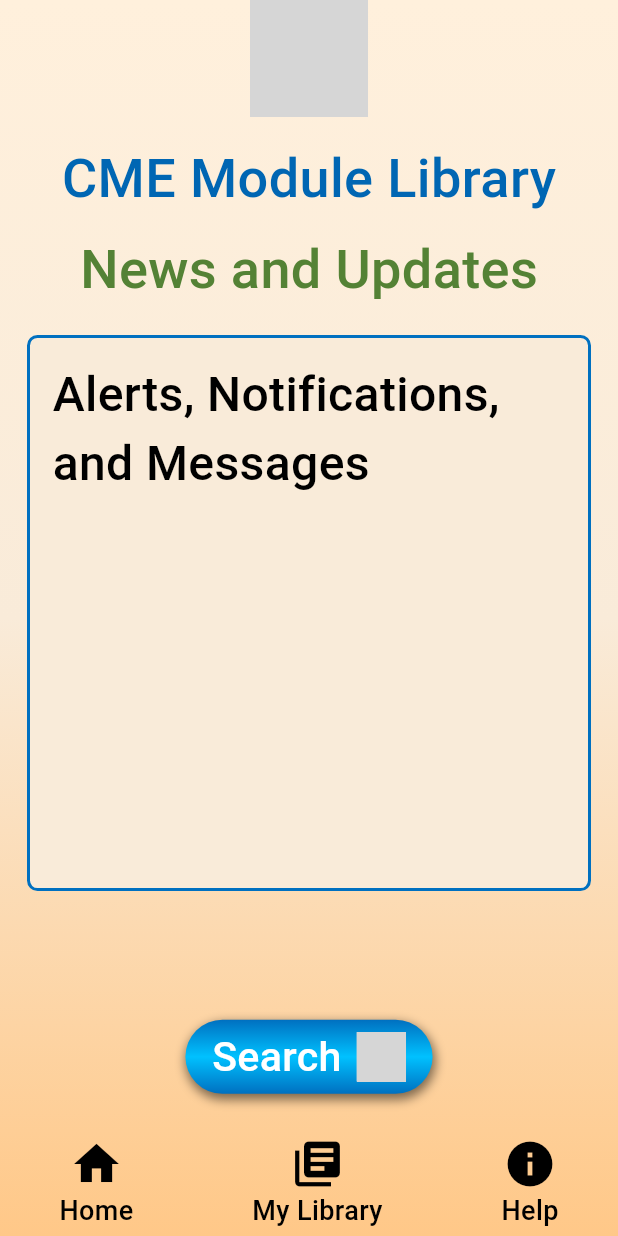
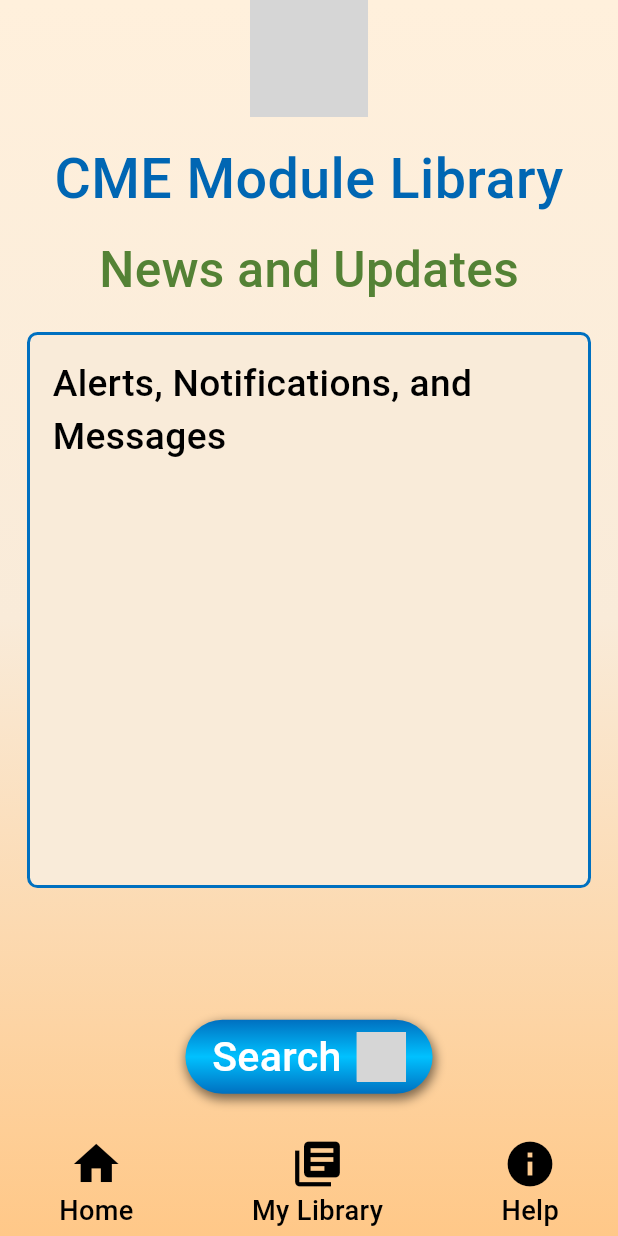
Before and after one commit to WiRED-International/wired_test, a Flutter app: the screen it shows after launch, on a phone screen of 412 x 824 dp. Run offline on Flutter 3.47's test engine with Material 3 defaults, Android fonts, the phone set to English and light mode, and no system bars; our stand-ins replace flutter_svg, open_filex, permission_handler; missing offline and left inert: flutter_inappwebview; grey boxes are pictures that could not be loaded.

Commit message:
adjust font size for home page

```diff
--- a/lib/pages/home_page.dart
+++ b/lib/pages/home_page.dart
@@ -48,19 +48,19 @@ class _MyHomePageState extends State<MyHomePage> {
                           height: screenHeight * 0.095,
                       ),
                     ),
-                    const Text(
+                    Text(
                       'CME Module Library',
                       style: TextStyle(
-                        fontSize: 36,
+                        fontSize: screenWidth * 0.09,
                         fontWeight: FontWeight.w500,
                         color: Color.fromRGBO(0, 102, 179, 1),
                       ),
                     ),
                     const SizedBox(height: 10),
-                    const Text(
+                    Text(
                       'News and Updates',
                       style: TextStyle(
-                        fontSize: 36,
+                        fontSize: screenWidth * 0.08,
                         fontWeight: FontWeight.w500,
                         color: Color.fromRGBO(84, 130, 53, 1),
                       ),
@@ -78,12 +78,12 @@ class _MyHomePageState extends State<MyHomePage> {
                             width: 2,
                           ),
                         ),
-                        child: const Padding(
+                        child: Padding(
                           padding: EdgeInsets.all(15.0),
                           child: Text(
                             'Alerts, Notifications, and Messages',
                             style: TextStyle(
-                              fontSize: 32,
+                              fontSize: screenWidth * 0.06,
                               fontWeight: FontWeight.w500,
                               color: Colors.black,
                             ),
--- a/lib/utils/custom_nav_bar.dart
+++ b/lib/utils/custom_nav_bar.dart
@@ -15,6 +15,9 @@ class CustomBottomNavBar extends StatelessWidget {
 
   @override
   Widget build(BuildContext context) {
+    var screenWidth = MediaQuery.of(context).size.width;
+    var screenHeight = MediaQuery.of(context).size.height;
+
     return Container(
       color: Colors.transparent,
       height: 70,
@@ -23,31 +26,49 @@ class CustomBottomNavBar extends StatelessWidget {
         children: [
           GestureDetector(
             onTap: onHomeTap,
-            child: const Column(
+            child: Column(
               mainAxisSize: MainAxisSize.min,
               children: [
                 Icon(Icons.home, size: 36, color: Colors.black),
-                Text("Home", style: TextStyle(color: Colors.black, fontSize: 18, fontWeight: FontWeight.w500)),
+                Text(
+                    "Home",
+                    style: TextStyle(
+                        color: Colors.black,
+                        fontSize: screenWidth * 0.044,
+                        fontWeight: FontWeight.w500,
+                    )),
               ],
             ),
           ),
           GestureDetector(
             onTap: onLibraryTap,
-            child: const Column(
+            child: Column(
               mainAxisSize: MainAxisSize.min,
               children: [
                 Icon(Icons.library_books, size: 36, color: Colors.black),
-                Text("My Library", style: TextStyle(color: Colors.black, fontSize: 18, fontWeight: FontWeight.w500)),
+                Text(
+                    "My Library",
+                    style: TextStyle(
+                        color: Colors.black,
+                        fontSize: screenWidth * 0.044,
+                        fontWeight: FontWeight.w500,
+                    )),
               ],
             ),
           ),
           GestureDetector(
             onTap: onHelpTap,
-            child: const Column(
+            child: Column(
               mainAxisSize: MainAxisSize.min,
               children: [
                 Icon(Icons.info, size: 36, color: Colors.black),
-                Text("Help", style: TextStyle(color: Colors.black, fontSize: 18, fontWeight: FontWeight.w500)),
+                Text(
+                    "Help",
+                    style: TextStyle(
+                        color: Colors.black,
+                        fontSize: screenWidth * 0.044,
+                        fontWeight: FontWeight.w500,
+                    )),
               ],
             ),
           ),
```
